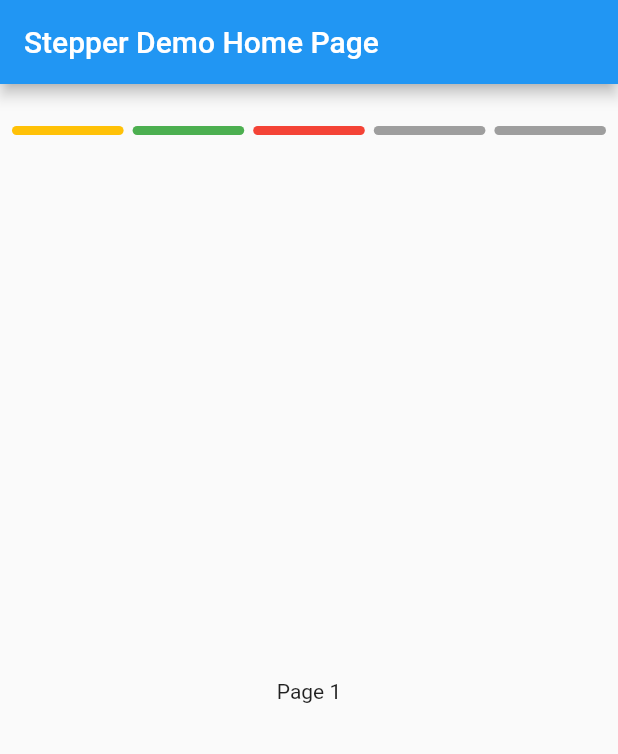
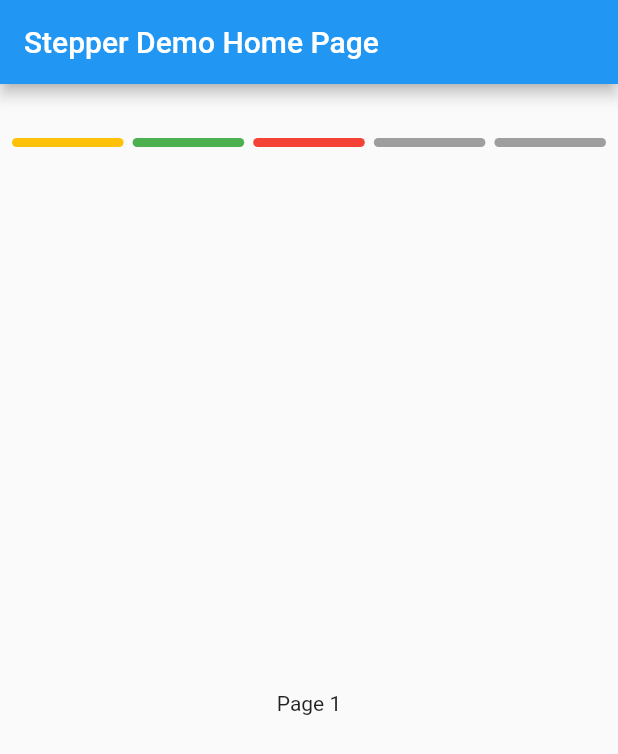
Before and after one commit to Sykyapps/sayakaya-flutter-ui, a Flutter app: the screen it shows after launch, on a phone screen of 412 x 824 dp. Shown: the top 754 px of the screen. Run offline on Flutter 3.47's test engine with Material 2 defaults, Android fonts, the phone set to English and light mode, and no system bars; our stand-ins replace flutter_hooks.

Commit message:
Feat: Add touch space (#2)
* Add touch space

* Add version

```diff
--- a/packages/sayakaya_flutter_stepper/lib/src/step.dart
+++ b/packages/sayakaya_flutter_stepper/lib/src/step.dart
@@ -41,7 +41,10 @@ class SkStep extends StatelessWidget {
   Widget build(BuildContext context) {
     return InkWell(
       onTap: () => onTap?.call(),
+      splashColor: Colors.transparent,
+      highlightColor: Colors.transparent,
       child: Container(
+        margin: const EdgeInsets.symmetric(vertical: 8),
         height: theme?.height ?? defaultStepHeight,
         width: width ?? defaultStepWidth,
         decoration: BoxDecoration(
--- a/packages/sayakaya_flutter_stepper/pubspec.yaml
+++ b/packages/sayakaya_flutter_stepper/pubspec.yaml
@@ -1,6 +1,6 @@
 name: sayakaya_flutter_stepper
 description: A new Flutter package project.
-version: 0.0.1
+version: 0.0.2
 homepage:
 
 environment:
```
